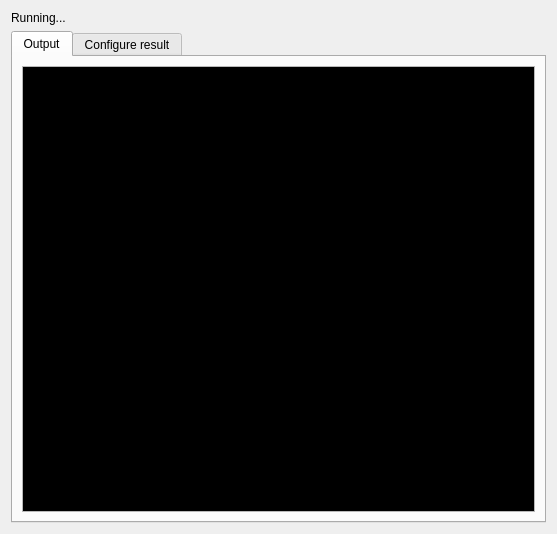
First picture: the form in pages/pagerun.ui, repository HamedMasafi/confiqt, before the edit.
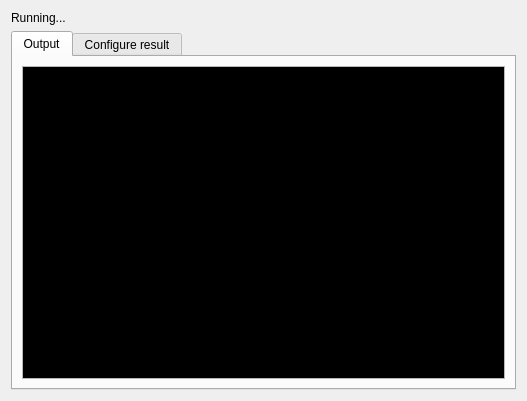
Second picture: the form after the edit.

The edit to the form file:
```diff
--- a/pages/pagerun.ui
+++ b/pages/pagerun.ui
@@ -6,8 +6,8 @@
    <rect>
     <x>0</x>
     <y>0</y>
-    <width>557</width>
-    <height>534</height>
+    <width>527</width>
+    <height>401</height>
    </rect>
   </property>
   <property name="windowTitle">
@@ -132,6 +132,9 @@
            <family>Courier 10 Pitch</family>
           </font>
          </property>
+         <property name="readOnly">
+          <bool>true</bool>
+         </property>
         </widget>
        </item>
       </layout>
```
